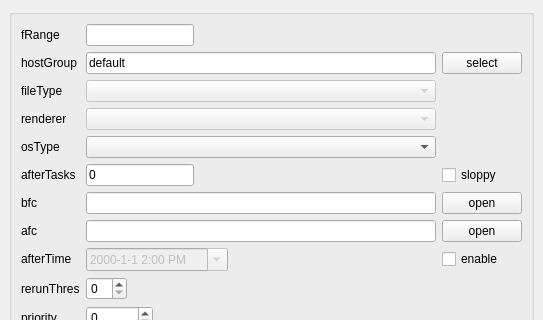
Qt form rbhusUI/lib/rbhusEditMultiMod.ui (aumanimationstudios/rbhus) before a commit; both pictures show x 0 to 543 and y 0 to 320 of the 543 by 523 pixel window.
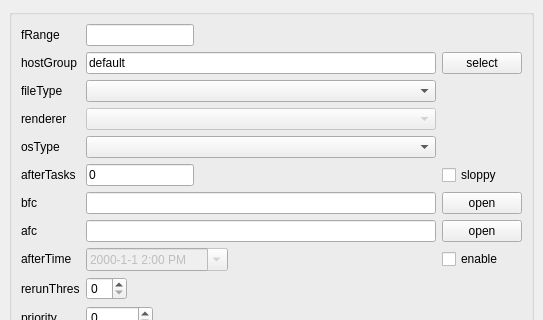
The same form after that commit.

```diff
--- a/rbhusUI/lib/rbhusEditMultiMod.ui
+++ b/rbhusUI/lib/rbhusEditMultiMod.ui
@@ -7,7 +7,7 @@
     <x>0</x>
     <y>0</y>
     <width>543</width>
-    <height>487</height>
+    <height>504</height>
    </rect>
   </property>
   <property name="windowTitle">
@@ -69,7 +69,7 @@
        <item row="4" column="1">
         <widget class="QComboBox" name="comboType">
          <property name="enabled">
-          <bool>false</bool>
+          <bool>true</bool>
          </property>
          <property name="sizePolicy">
           <sizepolicy hsizetype="MinimumExpanding" vsizetype="Fixed">
```
